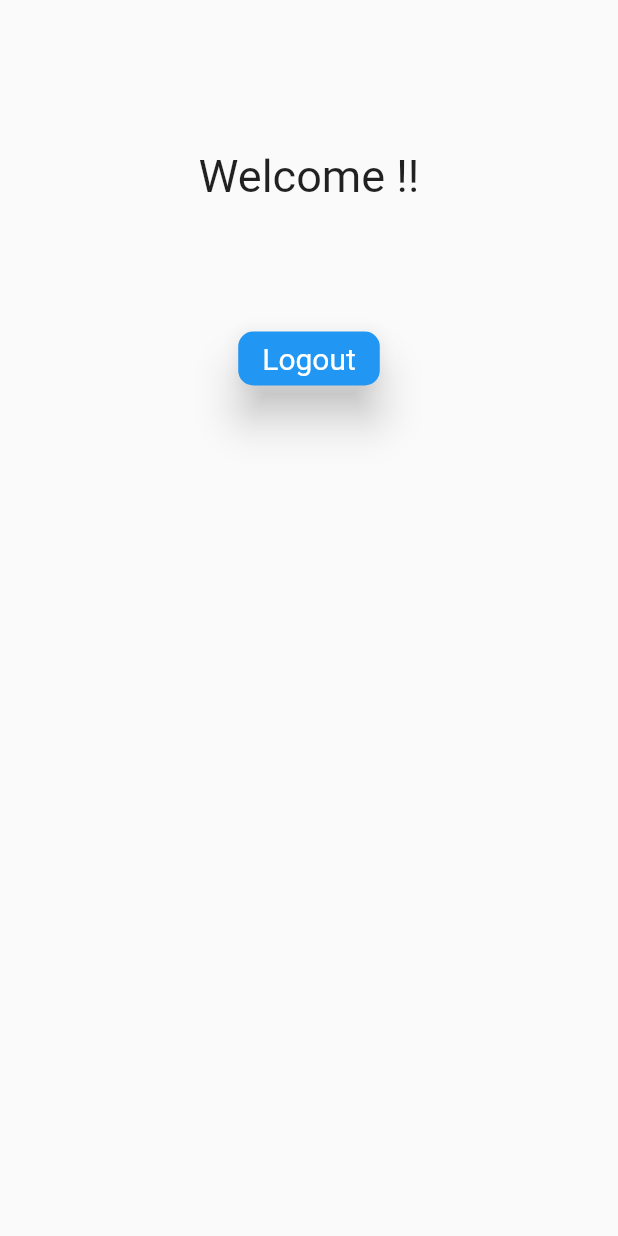
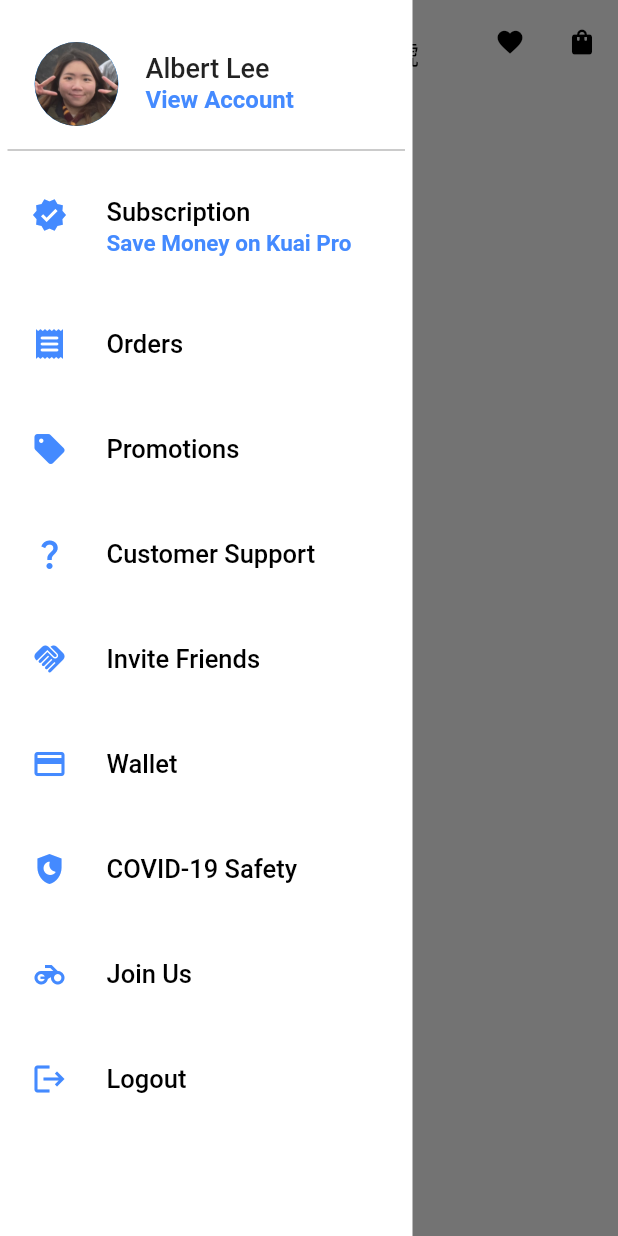
Before and after one commit to kevint259/kuai_eats_app, a Flutter app: the DeliveryView screen opened directly, with the side drawer open (before the commit the screen has no drawer), on a phone screen of 412 x 824 dp. Run offline on Flutter 3.47's test engine with Material 2 defaults, Android fonts, the light colour scheme and no system bars; our stand-ins replace firebase_auth, firebase_core, flutter_bloc, form_field_validator; accounts and stored records are empty; network calls fail.

Commit message:
Added Navigation drawer

```diff
--- a/lib/utilities/dialogs/reset_password_dialog.dart
+++ b/lib/utilities/dialogs/reset_password_dialog.dart
@@ -1,4 +1,3 @@
-import 'package:firebase_core/firebase_core.dart';
 import 'package:flutter/material.dart';
 import 'package:flutter_bloc/flutter_bloc.dart';
 import 'package:foodapp/constants/texts.dart';
@@ -22,8 +21,9 @@ Future<void> showResetPasswordDialog(
             ),
             content: Column(mainAxisSize: MainAxisSize.min, children: [
               const Text(
-                  "Please specify your email address to receive instructions for resetting it.",
-                  textAlign: TextAlign.center,),
+                "Please specify your email address to receive instructions for resetting it. If an account exists by that email, you will receieve an email.",
+                textAlign: TextAlign.center,
+              ),
               const SizedBox(height: 30),
               TextFormField(
                 controller: _email,
--- /dev/null
+++ b/lib/utilities/drawer/navigation_drawer.dart
@@ -0,0 +1,196 @@
+import 'package:flutter/material.dart';
+
+class NavigationDrawerWidget extends StatelessWidget {
+  const NavigationDrawerWidget({Key? key}) : super(key: key);
+
+  @override
+  Widget build(BuildContext context) {
+    return Material(
+      color: Colors.white,
+      child: Container(
+        padding: const EdgeInsets.symmetric(horizontal: 5, vertical: 20),
+        width: 275,
+        child: ListView(
+          children: [
+            ListTile(
+              onTap: () {},
+              hoverColor: Colors.grey,
+              leading: CircleAvatar(
+                radius: 30,
+                child: ClipRRect(
+                  borderRadius: BorderRadius.circular(45),
+                  child: Image.asset('assets/images/profile_pic.jpg'),
+                ),
+              ),
+              title: const Text(
+                "Albert Lee",
+                style: TextStyle(fontSize: 18),
+              ),
+              subtitle: const Text(
+                "View Account",
+                style: TextStyle(
+                  color: Colors.blueAccent,
+                  fontSize: 16,
+                  fontWeight: FontWeight.bold,
+                ),
+              ),
+            ),
+            Divider(color: Colors.grey[600], thickness: 0.5),
+            // MENU ITEMS
+            ListTile(
+                leading: const Icon(Icons.verified, color: Colors.blueAccent),
+                title: const Text(
+                  "Subscription",
+                  style: TextStyle(
+                    color: Colors.black,
+                    fontSize: 17,
+                  ),
+                ),
+                subtitle: const Text(
+                  "Save Money on Kuai Pro",
+                  style: TextStyle(
+                      color: Colors.blueAccent,
+                      fontWeight: FontWeight.bold,
+                      fontSize: 15),
+                ),
+                hoverColor: Colors.grey,
+                onTap: () {},
+                horizontalTitleGap: 0,
+                minLeadingWidth: 50,
+                contentPadding:
+                    const EdgeInsets.symmetric(vertical: 7, horizontal: 16)),
+
+            ListTile(
+                leading:
+                    const Icon(Icons.receipt_rounded, color: Colors.blueAccent),
+                title: const Text(
+                  "Orders",
+                  style: TextStyle(
+                    color: Colors.black,
+                    fontSize: 17,
+                  ),
+                ),
+                hoverColor: Colors.grey,
+                onTap: () {},
+                horizontalTitleGap: 0,
+                minLeadingWidth: 50,
+                contentPadding:
+                    const EdgeInsets.symmetric(vertical: 7, horizontal: 16)),
+
+            ListTile(
+                leading: const Icon(Icons.sell, color: Colors.blueAccent),
+                title: const Text(
+                  "Promotions",
+                  style: TextStyle(
+                    color: Colors.black,
+                    fontSize: 17,
+                  ),
+                ),
+                hoverColor: Colors.grey,
+                onTap: () {},
+                horizontalTitleGap: 0,
+                minLeadingWidth: 50,
+                contentPadding:
+                    const EdgeInsets.symmetric(vertical: 7, horizontal: 16)),
+
+            ListTile(
+                leading: const Icon(Icons.question_mark, color: Colors.blueAccent),
+                title: const Text(
+                  "Customer Support",
+                  style: TextStyle(
+                    color: Colors.black,
+                    fontSize: 17,
+                  ),
+                ),
+                hoverColor: Colors.grey,
+                onTap: () {},
+                horizontalTitleGap: 0,
+                minLeadingWidth: 50,
+                contentPadding:
+                    const EdgeInsets.symmetric(vertical: 7, horizontal: 16)),
+
+            ListTile(
+                leading: const Icon(Icons.handshake, color: Colors.blueAccent),
+                title: const Text(
+                  "Invite Friends",
+                  style: TextStyle(
+                    color: Colors.black,
+                    fontSize: 17,
+                  ),
+                ),
+                hoverColor: Colors.grey,
+                onTap: () {},
+                horizontalTitleGap: 0,
+                minLeadingWidth: 50,
+                contentPadding:
+                    const EdgeInsets.symmetric(vertical: 7, horizontal: 16)),
+
+            ListTile(
+                leading: const Icon(Icons.credit_card, color: Colors.blueAccent),
+                title: const Text(
+                  "Wallet",
+                  style: TextStyle(
+                    color: Colors.black,
+                    fontSize: 17,
+                  ),
+                ),
+                hoverColor: Colors.grey,
+                onTap: () {},
+                horizontalTitleGap: 0,
+                minLeadingWidth: 50,
+                contentPadding:
+                    const EdgeInsets.symmetric(vertical: 7, horizontal: 16)),
+
+            ListTile(
+                leading: const Icon(Icons.shield_moon, color: Colors.blueAccent),
+                title: const Text(
+                  "COVID-19 Safety",
+                  style: TextStyle(
+                    color: Colors.black,
+                    fontSize: 17,
+                  ),
+                ),
+                hoverColor: Colors.grey,
+                onTap: () {},
+                horizontalTitleGap: 0,
+                minLeadingWidth: 50,
+                contentPadding:
+                    const EdgeInsets.symmetric(vertical: 7, horizontal: 16)),
+
+            ListTile(
+                leading: const Icon(Icons.motorcycle, color: Colors.blueAccent),
+                title: const Text(
+                  "Join Us",
+                  style: TextStyle(
+                    color: Colors.black,
+                    fontSize: 17,
+                  ),
+                ),
+                hoverColor: Colors.grey,
+                onTap: () {},
+                horizontalTitleGap: 0,
+                minLeadingWidth: 50,
+                contentPadding:
+                    const EdgeInsets.symmetric(vertical: 7, horizontal: 16)),
+
+            ListTile(
+                leading: const Icon(Icons.logout, color: Colors.blueAccent),
+                title: const Text(
+                  "Logout",
+                  style: TextStyle(
+                    color: Colors.black,
+                    fontSize: 17,
+                  ),
+                ),
+                hoverColor: Colors.grey,
+                onTap: () {},
+                horizontalTitleGap: 0,
+                minLeadingWidth: 50,
+                contentPadding:
+                    const EdgeInsets.symmetric(vertical: 7, horizontal: 16)),
+          ],
+        ),
+      ),
+    );
+  }
+}
--- a/lib/views/register_view.dart
+++ b/lib/views/auth/register_view.dart
@@ -1,7 +1,6 @@
 import 'package:flutter/gestures.dart';
 import 'package:flutter/material.dart';
 import 'package:flutter_bloc/flutter_bloc.dart';
-import 'package:foodapp/constants/routes.dart';
 import 'package:foodapp/constants/texts.dart';
 import 'package:foodapp/services/auth/auth_exceptions.dart';
 import 'package:foodapp/services/auth/bloc/auth_bloc.dart';
--- a/lib/views/verify_email.dart
+++ b/lib/views/auth/verify_email.dart
@@ -1,5 +1,4 @@
 import 'dart:async';
-
 import 'package:flutter/material.dart';
 import 'package:flutter_bloc/flutter_bloc.dart';
 import 'package:foodapp/services/auth/bloc/auth_bloc.dart';
--- /dev/null
+++ b/lib/views/home/home_delivery.dart
@@ -0,0 +1,77 @@
+import 'package:flutter/material.dart';
+import 'package:flutter_bloc/flutter_bloc.dart';
+import 'package:foodapp/services/auth/auth_exceptions.dart';
+import 'package:foodapp/services/auth/auth_services.dart';
+import 'package:foodapp/services/auth/bloc/auth_bloc.dart';
+import 'package:foodapp/services/auth/bloc/auth_state.dart';
+import 'package:foodapp/utilities/dialogs/error_dialog.dart';
+import 'package:foodapp/utilities/drawer/navigation_drawer.dart';
+
+class DeliveryView extends StatefulWidget {
+  const DeliveryView({Key? key}) : super(key: key);
+
+  @override
+  State<DeliveryView> createState() => _DeliveryViewState();
+}
+
+class _DeliveryViewState extends State<DeliveryView> {
+  final name = AuthService.firebase().currentUser?.displayName;
+
+  @override
+  Widget build(BuildContext context) {
+    return BlocListener<AuthBloc, AuthState>(
+      listener: (context, state) async {
+        if (state is AuthStateLoggedOut) {
+          if (state.exception is UserNotLoggedInAuthException) {
+            await showErrorDialog(context, "User Not Logged in");
+          }
+        }
+      },
+      child: Scaffold(
+          drawer: const NavigationDrawerWidget(),
+          appBar: AppBar(
+            iconTheme: const IconThemeData(color: Colors.black),
+            backgroundColor: Colors.transparent,
+            elevation: 0,
+            centerTitle: true,
+            title: Column(
+              children: [
+                Text(
+                  "Delivery to".toUpperCase(),
+                  style: const TextStyle(
+                    fontSize: 14,
+                    color: Colors.blueAccent,
+                    fontWeight: FontWeight.bold,
+                  ),
+                ),
+                const Text(
+                  "新北市工建路98號",
+                  style: TextStyle(
+                    color: Colors.black,
+                    fontSize: 18,
+                  ),
+                )
+              ],
+            ),
+            actions: [
+              IconButton(
+                  onPressed: () {},
+                  icon: const Icon(Icons.favorite),
+                  iconSize: 20),
+              IconButton(
+                onPressed: () {},
+                icon: const Icon(Icons.shopping_bag),
+                iconSize: 20,
+              ),
+            ],
+          ),
+          body: SafeArea(
+            child: Center(
+              child: Column(
+                children: [],
+              ),
+            ),
+          )),
+    );
+  }
+}
--- a/lib/views/home_delivery.dart
+++ /dev/null
@@ -1,61 +0,0 @@
-import 'package:flutter/material.dart';
-import 'package:flutter_bloc/flutter_bloc.dart';
-import 'package:foodapp/services/auth/auth_exceptions.dart';
-import 'package:foodapp/services/auth/auth_services.dart';
-import 'package:foodapp/services/auth/bloc/auth_bloc.dart';
-import 'package:foodapp/services/auth/bloc/auth_event.dart';
-import 'package:foodapp/services/auth/bloc/auth_state.dart';
-import 'package:foodapp/utilities/dialogs/error_dialog.dart';
-
-class DeliveryView extends StatefulWidget {
-  const DeliveryView({Key? key}) : super(key: key);
-
-  @override
-  State<DeliveryView> createState() => _DeliveryViewState();
-}
-
-class _DeliveryViewState extends State<DeliveryView> {
-  final name = AuthService.firebase().currentUser?.displayName;
-
-  @override
-  Widget build(BuildContext context) {
-    return BlocListener<AuthBloc, AuthState>(
-      listener: (context, state) async {
-        if (state is AuthStateLoggedOut) {
-          if (state.exception is UserNotLoggedInAuthException) {
-            await showErrorDialog(context, "User Not Logged in");
-          }
-        }
-      },
-      child: Scaffold(
-          body: SafeArea(
-        child: Center(
-          child: Column(
-            children: [
-              // padding
-              const SizedBox(height: 100),
-              // logged in
-              Text(
-                "Welcome $name!!",
-                style: const TextStyle(
-                  fontSize: 30,
-                ),
-              ),
-              const SizedBox(height: 80),
-              ElevatedButton(
-                  onPressed: () {
-                    context.read<AuthBloc>().add(const AuthEventLogOut());
-                  },
-                  child: const Text("Logout"),
-                  style: ElevatedButton.styleFrom(
-                      textStyle: const TextStyle(fontSize: 20),
-                      elevation: 12,
-                      shape: RoundedRectangleBorder(
-                          borderRadius: BorderRadius.circular(10))))
-            ],
-          ),
-        ),
-      )),
-    );
-  }
-}
```
Also changed, not shown: lib/main.dart (+4 -4 lines), assets/images/profile_pic.jpg (added), lib/views/auth/login_view.dart (renamed from lib/views/login_view.dart).
